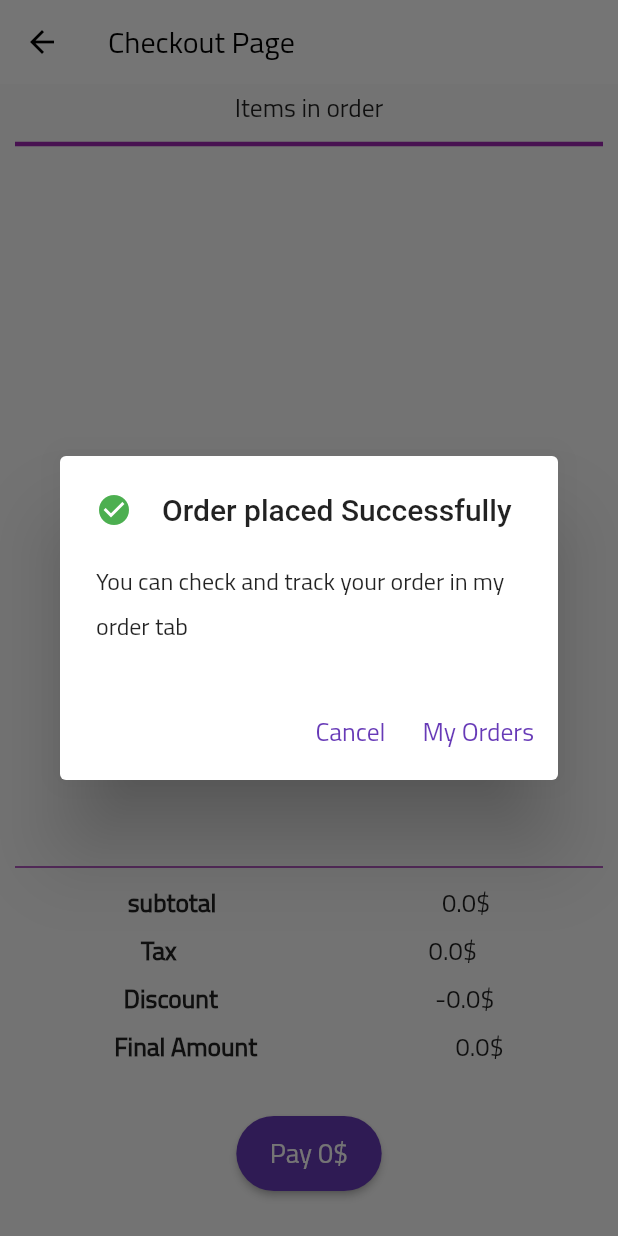
After one commit to Sagardhandhalya/ecom_app_flutter, a Flutter app: the CheckoutPage screen opened by its route, after a tap on an icon or button, on a phone screen of 412 x 824 dp. The commit adds this screen. Run offline on Flutter 3.47's test engine with Material 2 defaults, Android fonts, the phone set to English and light mode, and no system bars; our stand-ins replace badges, cloud_firestore, firebase_analytics, firebase_auth, firebase_core, firebase_crashlytics and 5 more; missing offline and left inert: flutter_facebook_auth; accounts and stored records are empty; network calls fail.

Commit message:
checkout and my order functionality added

```diff
--- a/lib/components/cart_badge.dart
+++ b/lib/components/cart_badge.dart
@@ -14,9 +14,9 @@ class CartBadge extends StatelessWidget {
     return Badge(
       animationType: BadgeAnimationType.scale,
       badgeColor: Colors.purple,
-      position: BadgePosition.topEnd(top: -7, end: -1),
+      position: BadgePosition.topEnd(top: 0, end: 2),
       badgeContent: Text(cartCount > 9 ? '9+' : cartCount.toString(),
-          style: const TextStyle(color: Colors.white)),
+          style: const TextStyle(color: Colors.white, fontSize: 10)),
       child: IconButton(
         onPressed: () {
           Navigator.pushNamed(context, 'cart_page');
--- a/lib/main.dart
+++ b/lib/main.dart
@@ -3,7 +3,9 @@ import 'package:firebase_auth/firebase_auth.dart';
 import 'package:firebase_storage/firebase_storage.dart';
 import 'package:flutter/material.dart';
 import 'package:flutter101/screens/cart/cart_page.dart';
+import 'package:flutter101/screens/checkout/checkout_page.dart';
 import 'package:flutter101/screens/login/login.dart';
+import 'package:flutter101/screens/myorders/orders.dart';
 import 'package:flutter101/screens/profile/profile.dart';
 import 'package:flutter101/services/analytics_service.dart';
 import 'package:flutter101/services/auth_service.dart';
@@ -69,7 +71,9 @@ class _MyAppState extends State<MyApp> {
             'home': (context) => const Home(),
             'login_page': (context) => const Login(),
             'cart_page': (context) => const Cart(),
-            'profile_page': (context) => const Profile()
+            'profile_page': (context) => const Profile(),
+            'checkout_page': (context) => const CheckoutPage(),
+            'orders_page': (context) => const Orders(),
           },
         ));
   }
--- a/lib/models/cart.dart
+++ b/lib/models/cart.dart
@@ -16,6 +16,12 @@ class CartData extends ChangeNotifier {
   }) {
     print(uid);
     updateProducts();
+  }
+
+  Future<void> clearCart() async {
+    products = [];
+    qtyMap = {};
+    await firestore.resetCart(uid);
   }
 
   void updateProducts() async {
--- /dev/null
+++ b/lib/models/order.dart
@@ -0,0 +1,39 @@
+import 'package:cloud_firestore/cloud_firestore.dart';
+
+class Order {
+  final double total;
+  final String status;
+  final String ownerId;
+  final Map<String, double> items;
+  final DateTime orderDate;
+
+  Order(
+      {required this.total,
+      required this.status,
+      required this.ownerId,
+      required this.items,
+      required this.orderDate});
+
+  factory Order.fromDocumentSnapshot(
+      DocumentSnapshot<Map<String, dynamic>?> doc) {
+    Timestamp t = doc.get('orderDate');
+    return Order(
+      total: doc.get('total'),
+      status: doc.get('status'),
+      ownerId: doc.get('ownerId'),
+      items: Map.from(doc.get('items')),
+      orderDate: DateTime.fromMillisecondsSinceEpoch(t.millisecondsSinceEpoch),
+    );
+  }
+
+  Map<String, dynamic> toJson() {
+    return {
+      'total': total,
+      'status': status,
+      'ownerId': ownerId,
+      'items': items,
+      'orderDate':
+          Timestamp.fromMillisecondsSinceEpoch(orderDate.millisecondsSinceEpoch)
+    };
+  }
+}
--- /dev/null
+++ b/lib/screens/checkout/checkout_page.dart
@@ -0,0 +1,189 @@
+import 'package:firebase_auth/firebase_auth.dart';
+import 'package:flutter/material.dart';
+import 'package:flutter/painting.dart';
+import 'package:flutter101/constant.dart';
+import 'package:flutter101/models/cart.dart';
+import 'package:flutter101/models/order.dart';
+import 'package:flutter101/services/firestore_service.dart';
+import 'package:provider/provider.dart';
+
+const kboldText = TextStyle(fontWeight: FontWeight.w600);
+
+class CheckoutPage extends StatefulWidget {
+  const CheckoutPage({Key? key}) : super(key: key);
+
+  @override
+  _CheckoutPageState createState() => _CheckoutPageState();
+}
+
+class _CheckoutPageState extends State<CheckoutPage> {
+  Map<String, double> convertCartToOrderItem(BuildContext context) {
+    CartData cart = Provider.of<CartData>(context, listen: false);
+    List<Map<String, dynamic>> titleAmountMap = cart.products
+        .map((p) => {
+              'title': p.title,
+              'amount': cart.qtyMap[p.id]!.toDouble() * p.price.toDouble()
+            })
+        .toList();
+
+    Map<String, double> res = {};
+    for (int i = 0; i < titleAmountMap.length; i++) {
+      res[titleAmountMap[i]['title']] = titleAmountMap[i]['amount'] as double;
+    }
+    return res;
+  }
+
+  @override
+  Widget build(BuildContext context) {
+    CartData cart = Provider.of<CartData>(context);
+    User? user = Provider.of<User?>(context);
+    FireStoreService fireStore = Provider.of<FireStoreService>(context);
+    String uid = user == null ? '' : user.uid;
+    double subtotal = cart.grandTotal;
+    double tax = 0.0;
+    double discount = 0.0;
+    double finalAmount = subtotal + tax - discount;
+
+    return Scaffold(
+      appBar: AppBar(
+        title: const Text('Checkout Page'),
+      ),
+      body: Padding(
+        padding: const EdgeInsets.symmetric(horizontal: 10),
+        child: Column(
+          mainAxisSize: MainAxisSize.min,
+          children: [
+            const Text(
+              'Items in order',
+            ),
+            const Divider(thickness: 3, color: Colors.purple),
+            Expanded(
+                child: ListView.builder(
+              shrinkWrap: true,
+              itemCount: cart.products.length,
+              itemBuilder: (context, index) {
+                int qty = cart.qtyMap[cart.products[index].id]!;
+                return Row(
+                  mainAxisAlignment: MainAxisAlignment.spaceAround,
+                  children: [
+                    Text(
+                      '$qty x ${cart.products[index].title}',
+                      style: kboldText,
+                      overflow: TextOverflow.ellipsis,
+                    ),
+                    Text('${qty * cart.products[index].price}$kcurrency'),
+                  ],
+                );
+              },
+            )),
+            const Divider(thickness: 1, color: Colors.purple),
+            Row(
+              mainAxisAlignment: MainAxisAlignment.spaceAround,
+              children: [
+                const Text(
+                  'subtotal',
+                  style: kboldText,
+                ),
+                Text('$subtotal$kcurrency')
+              ],
+            ),
+            Row(
+              mainAxisAlignment: MainAxisAlignment.spaceAround,
+              children: [
+                const Text(
+                  'Tax',
+                  style: kboldText,
+                ),
+                Text('$tax$kcurrency')
+              ],
+            ),
+            Row(
+              mainAxisAlignment: MainAxisAlignment.spaceAround,
+              children: [
+                const Text(
+                  'Discount',
+                  style: kboldText,
+                ),
+                Text('-$discount$kcurrency')
+              ],
+            ),
+            Row(
+              mainAxisAlignment: MainAxisAlignment.spaceAround,
+              children: [
+                const Text(
+                  'Final Amount',
+                  style: kboldText,
+                ),
+                Text('$finalAmount$kcurrency')
+              ],
+            ),
+            const SizedBox(
+              height: 30,
+            ),
+            Row(
+              mainAxisAlignment: MainAxisAlignment.center,
+              children: [
+                ElevatedButton(
+                    style:
+                        ElevatedButton.styleFrom(shape: const StadiumBorder()),
+                    clipBehavior: Clip.antiAliasWithSaveLayer,
+                    child: Padding(
+                      padding: const EdgeInsets.all(8.0),
+                      child: Text(
+                        'Pay ${finalAmount.toInt()}$kcurrency',
+                        style: const TextStyle(fontSize: 18),
+                      ),
+                    ),
+                    onPressed: () async {
+                      Order ord = Order(
+                          total: finalAmount,
+                          status: 'processing',
+                          ownerId: uid,
+                          items: convertCartToOrderItem(context),
+                          orderDate: DateTime.now());
+                      await fireStore.placeOrder(ord.toJson());
+                      showDialog<String>(
+                        context: context,
+                        builder: (BuildContext context) => AlertDialog(
+                          title: Row(
+                            children: const [
+                              Icon(
+                                Icons.check_circle,
+                                color: Colors.green,
+                              ),
+                              SizedBox(
+                                width: 20,
+                              ),
+                              Text('Order placed Successfully')
+                            ],
+                          ),
+                          content: const Text(
+                              'You can check and track your order in my order tab'),
+                          actions: <Widget>[
+                            TextButton(
+                              onPressed: () => Navigator.pop(context, 'Cancel'),
+                              child: const Text('Cancel'),
+                            ),
+                            TextButton(
+                              onPressed: () async {
+                                await context.read<CartData>().clearCart();
+                                Navigator.pushReplacementNamed(
+                                    context, 'orders_page');
+                              },
+                              child: const Text('My Orders'),
+                            ),
+                          ],
+                        ),
+                      );
+                    }),
+              ],
+            ),
+            const SizedBox(
+              height: 30,
+            ),
+          ],
+        ),
+      ),
+    );
+  }
+}
--- a/lib/screens/home/home.dart
+++ b/lib/screens/home/home.dart
@@ -3,6 +3,7 @@ import 'package:flutter/material.dart';
 import 'package:flutter101/components/cart_badge.dart';
 import 'package:flutter101/components/custom_drawer.dart';
 import 'package:flutter101/components/snackbar.dart';
+import 'package:flutter101/constant.dart';
 import 'package:flutter101/models/cart.dart';
 import 'package:flutter101/screens/product_details/product_detail.dart';
 import 'package:flutter101/services/firestore_service.dart';
@@ -127,7 +128,7 @@ class _HomeState extends State<Home> {
             product.title,
             style: Theme.of(context).textTheme.subtitle1,
           ),
-          Text("\$ ${product.price}",
+          Text("${product.price}$kcurrency",
               style: Theme.of(context).textTheme.bodyText1)
         ],
       ),
--- a/lib/screens/product_details/product_detail.dart
+++ b/lib/screens/product_details/product_detail.dart
@@ -103,6 +103,9 @@ class ProductDetail extends StatelessWidget {
                           Text(
                             product.title,
                             style: Theme.of(context).textTheme.headline4,
+                            overflow: TextOverflow.ellipsis,
+                            maxLines: 1,
+                            softWrap: true,
                           ),
                           const Text(
                             "Aristocratic Hand Bag",
@@ -116,7 +119,7 @@ class ProductDetail extends StatelessWidget {
                             style: Theme.of(context).textTheme.headline4,
                           ),
                           const Text(
-                            '\$',
+                            kcurrency,
                             style: TextStyle(fontSize: 23),
                           ),
                         ],
--- a/lib/services/firestore_service.dart
+++ b/lib/services/firestore_service.dart
@@ -1,10 +1,13 @@
 import 'package:cloud_firestore/cloud_firestore.dart';
 import 'package:flutter101/models/app_user.dart';
+import 'package:flutter101/models/order.dart';
 import 'package:flutter101/models/product.dart';
 
 class FireStoreService {
   final CollectionReference _userCollectionRef =
       FirebaseFirestore.instance.collection('users');
+  final CollectionReference _orderCollectionRef =
+      FirebaseFirestore.instance.collection('orders');
 
   FireStoreService(FirebaseFirestore instance);
 
@@ -108,6 +111,12 @@ class FireStoreService {
     }, SetOptions(merge: true));
   }
 
+  Future<void> resetCart(String uid) async {
+    return _userCollectionRef
+        .doc(uid)
+        .set({'cart': {}}, SetOptions(merge: true));
+  }
+
   Future<void> deleteFromTheCart(String uid, String p) async {
     return _userCollectionRef.doc(uid).set({
       'cart': {p: FieldValue.delete()}
@@ -126,4 +135,28 @@ class FireStoreService {
         .doc(uid)
         .set({'photoURL': url}, SetOptions(merge: true));
   }
+
+  // place new order
+  Future<void> placeOrder(Map<String, dynamic> order) async {
+    try {
+      await _orderCollectionRef.add(order);
+    } catch (e) {
+      print(e.toString());
+    }
+  }
+
+  List<Order> _orderListFromSnapShot(QuerySnapshot<Object?> q) {
+    return q.docs
+        .map((doc) => Order.fromDocumentSnapshot(
+            doc as QueryDocumentSnapshot<Map<String, dynamic>>))
+        .toList();
+  }
+
+  Stream<List<Order>> getMyOrders(String uid) {
+    return _orderCollectionRef
+        .where('ownerId', isEqualTo: uid)
+        .orderBy('orderDate')
+        .snapshots()
+        .map<List<Order>>(_orderListFromSnapShot);
+  }
 }
--- a/lib/theme.dart
+++ b/lib/theme.dart
@@ -13,7 +13,7 @@ class MyTheme {
         ),
         visualDensity: VisualDensity.adaptivePlatformDensity,
         textTheme: const TextTheme(
-            button: TextStyle(fontSize: 17),
+            button: TextStyle(fontSize: 17, fontFamily: 'Cairo'),
             bodyText1: TextStyle(fontSize: 17, fontFamily: 'Cairo'),
             bodyText2: TextStyle(fontSize: 17, fontFamily: 'Cairo'),
             headline4: TextStyle(fontFamily: 'Cairo'),
```
Also changed, not shown: lib/components/custom_drawer.dart (+3 -6 lines), lib/constant.dart (+7 -0 lines), lib/screens/cart/cart_page.dart (+24 -17 lines), lib/screens/home/components/category_list.dart (+14 -13 lines), lib/screens/myorders/orders.dart (added, +203 -0 lines).
